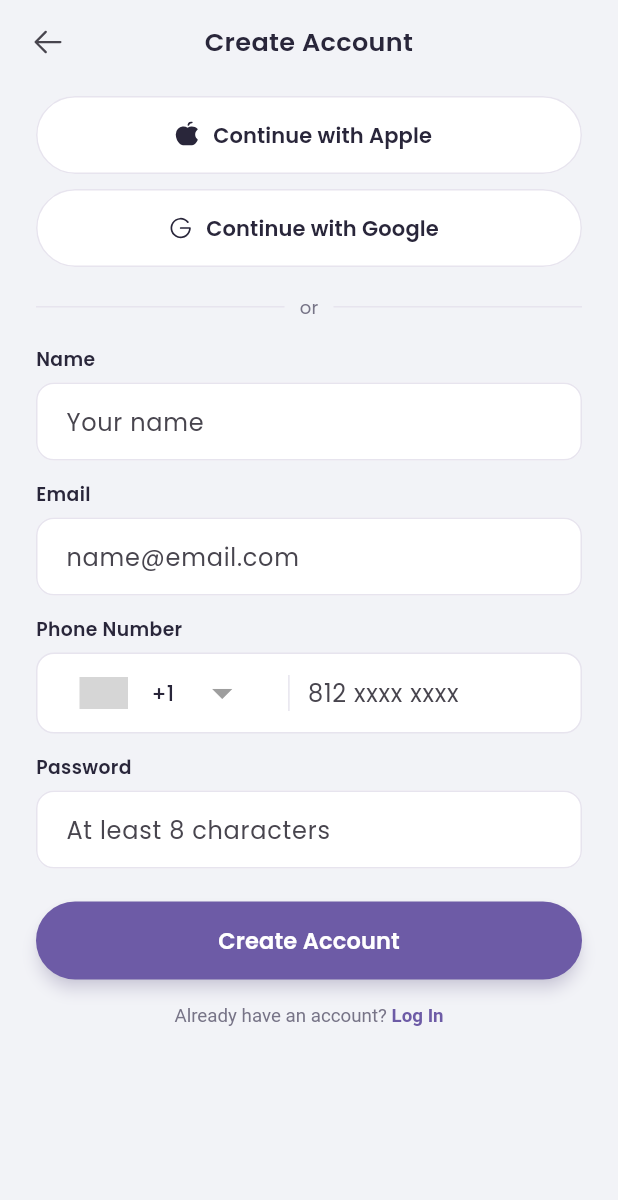
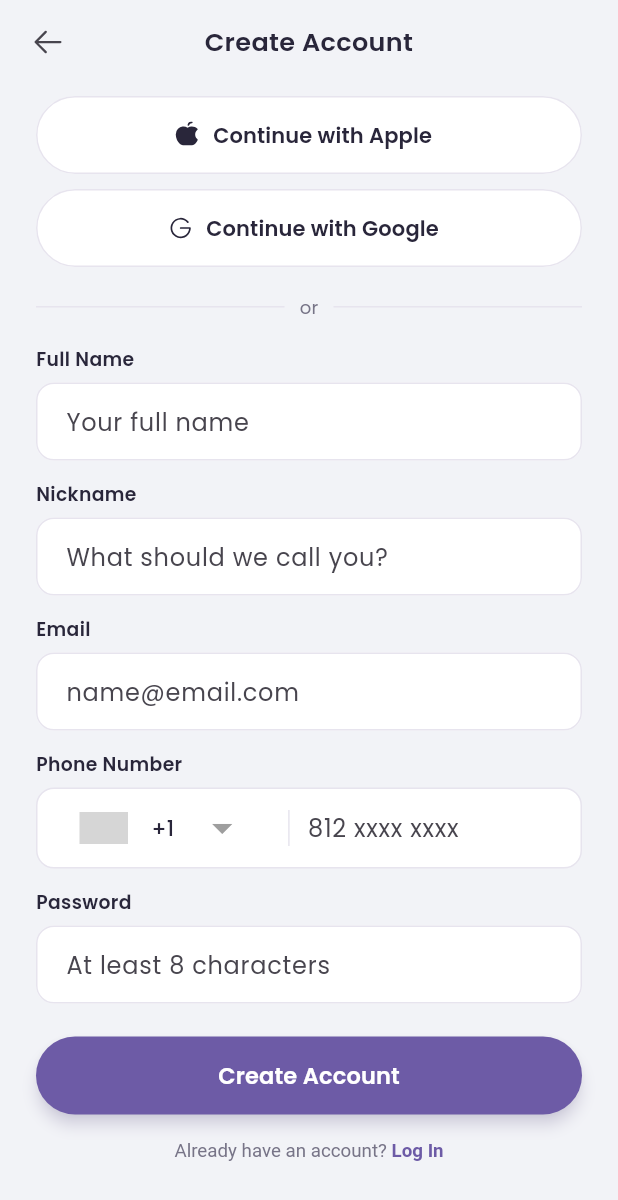
Before and after one commit to danieladrian/couplivy-mobile, a Flutter app: the screen it shows after launch, after a tap on "Sign Up", on a phone screen of 412 x 824 dp. Shown: the top 1200 px of the screen. Run offline on Flutter 3.47's test engine with Material 3 defaults, Android fonts, the phone set to English and light mode, and no system bars; drawn by our look-alikes of country_code_picker; our stand-ins replace dio, flutter_riverpod, flutter_secure_storage, go_router, google_fonts, phosphor_flutter and 2 more; network calls fail; grey boxes are pictures that could not be loaded.

Commit message:
feat: nickname diisi saat Sign Up, hapus step onboarding Name
Keputusan produk: field Nickname sekarang diisi WAJIB saat Sign Up
(bareng Full Name), BUKAN step onboarding terpisah. Personalisasi UI
pakai nickname (Gateway Choice: "Hello Daniel, ...").

- User model: name -> fullName/nickName (full_name/nick_name dari API)
- SignUpScreen: 2 field terpisah (Full Name, Nickname)
- UserSessionStorage baru -- cache fullName/nickName ke SharedPreferences
  begitu Sign Up/Login sukses, dibaca GatewayChoiceScreen untuk
  personalisasi tanpa API call tambahan
- Hapus NameStepScreen + DiscoverOnboardingDraftStorage + route terkait
  -- onboarding Discover sekarang 9 step (semula 10)
- OnboardingStatus.resumeRoute: fallback ke /discover (step DOB belum
  ada) untuk mode=discover yang belum completed
- Test disesuaikan

🤖 Generated with Claude Code

Co-Authored-By: Claude Sonnet 5 <noreply@anthropic.com>

```diff
--- a/lib/app/router.dart
+++ b/lib/app/router.dart
@@ -3,7 +3,6 @@ import 'package:go_router/go_router.dart';
 import '../features/auth/login_screen.dart';
 import '../features/auth/sign_up_screen.dart';
 import '../features/discover/discover_placeholder_screen.dart';
-import '../features/onboarding/discover/name_step_screen.dart';
 import '../features/onboarding/gateway_choice_screen.dart';
 import '../features/splash/splash_screen.dart';
 import '../features/welcome/welcome_screen.dart';
@@ -46,11 +45,6 @@ GoRouter createAppRouter() {
         builder: (context, state) => const GatewayChoiceScreen(),
       ),
       GoRoute(
-        path: '/onboarding/discover/name',
-        name: 'onboarding-discover-name',
-        builder: (context, state) => const NameStepScreen(),
-      ),
-      GoRoute(
         path: '/discover',
         name: 'discover',
         builder: (context, state) => const DiscoverPlaceholderScreen(),
--- a/lib/core/models/user.dart
+++ b/lib/core/models/user.dart
@@ -1,10 +1,11 @@
 /// Representasi user dari response API Laravel (`users` table). Field
-/// profil dating (display_name, dob, dst) ADA di tabel `profiles` terpisah
-/// di backend — model ini cuma cover kolom `users` (auth inti).
+/// profil dating (dob, gender, dst) ADA di tabel `profiles` terpisah di
+/// backend — model ini cuma cover kolom `users` (auth inti).
 class User {
   const User({
     required this.id,
-    required this.name,
+    required this.fullName,
+    required this.nickName,
     required this.email,
     required this.phone,
     required this.locale,
@@ -13,7 +14,8 @@ class User {
   factory User.fromJson(Map<String, dynamic> json) {
     return User(
       id: json['id'] as int,
-      name: json['name'] as String,
+      fullName: json['full_name'] as String,
+      nickName: json['nick_name'] as String,
       email: json['email'] as String?,
       phone: json['phone'] as String?,
       locale: json['locale'] as String? ?? 'en',
@@ -21,7 +23,12 @@ class User {
   }
 
   final int id;
-  final String name;
+  final String fullName;
+
+  /// Nama panggilan — diisi WAJIB saat Sign Up (bukan step onboarding
+  /// terpisah). Dipakai untuk personalisasi UI (mis. Gateway Choice:
+  /// "Hello Daniel, ...") dan (nanti) nama tampilan di Discover.
+  final String nickName;
   final String? email;
   final String? phone;
   final String locale;
--- a/lib/features/auth/auth_repository.dart
+++ b/lib/features/auth/auth_repository.dart
@@ -5,6 +5,7 @@ import '../../core/api/api_exception.dart';
 import '../../core/models/onboarding_status.dart';
 import '../../core/models/user.dart';
 import '../../core/storage/token_storage.dart';
+import '../../core/storage/user_session_storage.dart';
 
 /// Hasil sukses login/register — user + token, sekaligus menyimpan token
 /// ke secure storage. `onboarding` disertakan backend di response yang
@@ -31,14 +32,16 @@ class AuthRepository {
   final Dio _dio;
 
   Future<AuthResult> register({
-    required String name,
+    required String fullName,
+    required String nickName,
     required String email,
     required String phone,
     required String password,
     required String locale,
   }) {
     return _post('/auth/register', {
-      'name': name,
+      'full_name': fullName,
+      'nick_name': nickName,
       'email': email,
       'phone': phone,
       'password': password,
@@ -84,10 +87,13 @@ class AuthRepository {
       final body = response.data as Map<String, dynamic>;
       final token = body['token'] as String;
 
+      final user = User.fromJson(body['user'] as Map<String, dynamic>);
+
       await TokenStorage.saveToken(token);
+      await UserSessionStorage.save(user);
 
       return AuthResult(
-        user: User.fromJson(body['user'] as Map<String, dynamic>),
+        user: user,
         token: token,
         onboarding: OnboardingStatus.fromJson(
           body['onboarding'] as Map<String, dynamic>,
--- a/lib/features/auth/providers/auth_form_controller.dart
+++ b/lib/features/auth/providers/auth_form_controller.dart
@@ -41,7 +41,8 @@ class AuthFormController extends Notifier<AuthFormState> {
   AuthFormState build() => const AuthFormIdle();
 
   Future<void> register({
-    required String name,
+    required String fullName,
+    required String nickName,
     required String email,
     required String phone,
     required String password,
@@ -50,7 +51,8 @@ class AuthFormController extends Notifier<AuthFormState> {
     state = const AuthFormLoading();
     try {
       final result = await authRepository.register(
-        name: name,
+        fullName: fullName,
+        nickName: nickName,
         email: email,
         phone: phone,
         password: password,
--- a/lib/features/auth/sign_up_screen.dart
+++ b/lib/features/auth/sign_up_screen.dart
@@ -24,7 +24,8 @@ class SignUpScreen extends ConsumerStatefulWidget {
 }
 
 class _SignUpScreenState extends ConsumerState<SignUpScreen> {
-  final _nameController = TextEditingController();
+  final _fullNameController = TextEditingController();
+  final _nickNameController = TextEditingController();
   final _emailController = TextEditingController();
   final _phoneController = TextEditingController();
   final _passwordController = TextEditingController();
@@ -33,7 +34,8 @@ class _SignUpScreenState extends ConsumerState<SignUpScreen> {
 
   @override
   void dispose() {
-    _nameController.dispose();
+    _fullNameController.dispose();
+    _nickNameController.dispose();
     _emailController.dispose();
     _phoneController.dispose();
     _passwordController.dispose();
@@ -46,7 +48,8 @@ class _SignUpScreenState extends ConsumerState<SignUpScreen> {
     ref
         .read(signUpFormProvider.notifier)
         .register(
-          name: _nameController.text.trim(),
+          fullName: _fullNameController.text.trim(),
+          nickName: _nickNameController.text.trim(),
           email: _emailController.text.trim(),
           phone: '$_dialCode${_phoneController.text.trim()}',
           password: _passwordController.text,
@@ -124,10 +127,17 @@ class _SignUpScreenState extends ConsumerState<SignUpScreen> {
                       ),
                       LabeledDivider(label: l10n.authOr),
                       AppTextField(
-                        label: l10n.authNameLabel,
-                        hintText: l10n.authNameHint,
-                        controller: _nameController,
-                        errorText: apiError?.errorFor('name'),
+                        label: l10n.authFullNameLabel,
+                        hintText: l10n.authFullNameHint,
+                        controller: _fullNameController,
+                        errorText: apiError?.errorFor('full_name'),
+                      ),
+                      const SizedBox(height: 14),
+                      AppTextField(
+                        label: l10n.authNickNameLabel,
+                        hintText: l10n.authNickNameHint,
+                        controller: _nickNameController,
+                        errorText: apiError?.errorFor('nick_name'),
                       ),
                       const SizedBox(height: 14),
                       AppTextField(
--- a/lib/l10n/app_en.arb
+++ b/lib/l10n/app_en.arb
@@ -25,8 +25,10 @@
   "authContinueWithApple": "Continue with Apple",
   "authContinueWithGoogle": "Continue with Google",
   "authOr": "or",
-  "authNameLabel": "Name",
-  "authNameHint": "Your name",
+  "authFullNameLabel": "Full Name",
+  "authFullNameHint": "Your full name",
+  "authNickNameLabel": "Nickname",
+  "authNickNameHint": "What should we call you?",
   "authEmailLabel": "Email",
   "authEmailHint": "name@email.com",
   "authPhoneLabel": "Phone Number",
@@ -59,11 +61,21 @@
   "loginFooterQuestion": "Don't have an account?",
   "loginFooterAction": "Sign Up",
 
-  "gatewayChoiceTitle": "What brings you to Couplivy?",
+  "gatewayChoiceTitle": "Hello {nickName},",
   "@gatewayChoiceTitle": {
-    "description": "Gateway Choice screen headline — first onboarding step, right after Sign Up/Login."
+    "description": "Gateway Choice screen headline — first onboarding step, right after Sign Up/Login. Personalized with the user's nickname.",
+    "placeholders": {
+      "nickName": {
+        "type": "String",
+        "example": "Daniel"
+      }
+    }
   },
-  "gatewayChoiceSubtitle": "This shapes the experience you'll get — you can change it later from Profile.",
+  "gatewayChoiceTitleFallback": "Hello,",
+  "@gatewayChoiceTitleFallback": {
+    "description": "Gateway Choice headline shown for the 1 frame before nickname finishes loading from local storage — avoids a layout jump once it's ready."
+  },
+  "gatewayChoiceSubtitle": "What brings you to Couplivy? This shapes the experience you'll get — you can change it later from Profile.",
   "gatewayChoiceDiscoverTitle": "Looking for a new connection",
   "gatewayChoiceDiscoverDescription": "You'll fill out a full profile — bio, interests, relationship goals — then head to Discover to meet new people.",
   "gatewayChoiceDiscoverCta": "Start my profile",
@@ -74,13 +86,6 @@
     "description": "CTA shown on the disabled 'Already have a partner' option — backend doesn't support this path yet."
   },
 
-  "onboardingNameTitle": "What's your name?",
-  "@onboardingNameTitle": {
-    "description": "Discover onboarding step 1/10 (Name) headline."
-  },
-  "onboardingNameSubtitle": "This is how you'll appear on Couplivy.",
-  "onboardingNameFieldLabel": "Your Name",
-  "onboardingNameFieldHint": "Your nickname",
   "onboardingContinue": "Continue",
   "@onboardingContinue": {
     "description": "Primary CTA to advance to the next onboarding step — shared across all Discover onboarding steps."
```
Also changed, not shown: lib/core/models/onboarding_status.dart (+12 -10 lines), lib/core/storage/user_session_storage.dart (added, +33 -0 lines), lib/features/onboarding/discover/discover_onboarding_draft_storage.dart (deleted, +0 -34 lines), lib/features/onboarding/discover/name_step_screen.dart (deleted, +0 -141 lines), lib/features/onboarding/discover_onboarding_repository.dart (+11 -6 lines), lib/features/onboarding/gateway_choice_screen.dart (+37 -6 lines), lib/l10n/app_id.arb (+7 -8 lines), lib/l10n/generated/app_localizations.dart, lib/l10n/generated/app_localizations_en.dart, lib/l10n/generated/app_localizations_id.dart, 5 other files.
